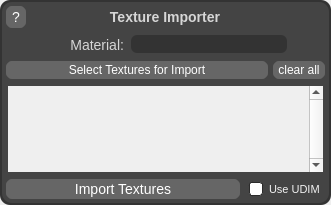
Old version of the form QtDesigner/textureImporter.ui in the repository AnthonyCuse/QuickMaterials.
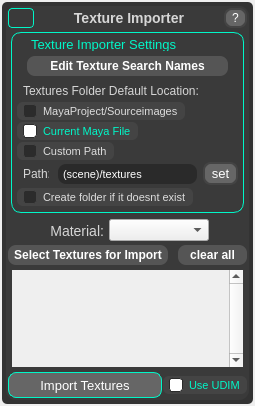
New version of the form. Icons and pictures are not drawn.

Commit message: Remove create_test_shaders.py and update icons and UI components. The shader generation script has been deleted, and various UI elements in quickMaterials.ui and quickMaterialsSettings.ui have been adjusted for improved usability. New icons have been added to enhance the visual interface, while deprecated files have been removed to streamline the project structure.

The edit to the form file:
```diff
--- a/QtDesigner/textureImporter.ui
+++ b/QtDesigner/textureImporter.ui
@@ -6,8 +6,8 @@
    <rect>
     <x>0</x>
     <y>0</y>
-    <width>331</width>
-    <height>205</height>
+    <width>255</width>
+    <height>406</height>
    </rect>
   </property>
   <property name="windowTitle">
@@ -26,10 +26,7 @@
    <property name="bottomMargin">
     <number>0</number>
    </property>
-   <property name="spacing">
-    <number>0</number>
-   </property>
-   <item row="0" column="0">
+   <item>
     <widget class="QFrame" name="mainUIFrame">
      <property name="sizePolicy">
       <sizepolicy hsizetype="Expanding" vsizetype="MinimumExpanding">
@@ -57,9 +54,9 @@
     /* border-style: solid;  /* Border style can be solid, dashed, dotted, etc. */ 
 
     /* Padding and Margin */
-    padding: 0px;  /* Inner space between the frame content and its border */ 
-    margin: 0px;  /* Outer space around the frame */ 
-    border-radius: 10px;  /* Rounded corners */
+    padding: 2px;  /* Inner space between the frame content and its border */ 
+    margin: 2px;  /* Outer space around the frame */ 
+    border-radius: 5px;  /* Rounded corners */
     
     /* Font */
     /*font-family: Arial, Helvetica, sans-serif;  /* Font family */
@@ -113,7 +110,7 @@
         <property name="styleSheet">
          <string notr="true">QFrame {
     /* Background */
-    background-color:#444444;  /* Dark grey background color */ 
+    background-color:#3a3a3a;  /* Dark grey background color */ 
     /* background-image: url('background.png');  /* Optional background image */ 
     /* background-repeat: no-repeat;  /* Prevents the background image from repeating */ 
     /* background-position: center;  /* Centers the background image */ 
@@ -178,41 +175,75 @@
          <item>
           <layout class="QHBoxLayout" name="horizontalLayout">
            <item>
-            <widget class="QPushButton" name="textureImporterHowToUse">
+            <widget class="QPushButton" name="textureImporterSettingsButton">
              <property name="sizePolicy">
-              <sizepolicy hsizetype="Fixed" vsizetype="Fixed">
+              <sizepolicy hsizetype="Minimum" vsizetype="Minimum">
                <horstretch>0</horstretch>
                <verstretch>0</verstretch>
               </sizepolicy>
              </property>
+             <property name="minimumSize">
+              <size>
+               <width>15</width>
+               <height>0</height>
+              </size>
+             </property>
+             <property name="font">
+              <font>
+               <family>Segoe UI</family>
+               <pointsize>-1</pointsize>
+              </font>
+             </property>
              <property name="styleSheet">
               <string notr="true">QPushButton {
     font-family: 'Segoe UI';  /* Sets the font to Segoe UI */
-    font-size: 14px;  /* Adjust the font size as needed */
-    color: #ffffff;  /* White text color */
-    background-color: #666666;  /* Dark background color */
-    border: 2px solid #444444;  /* Optional border with dark grey color */
-    border-radius: 8px;  /* Rounded corners */
-    padding: 1px 6px;  /* Padding around the text */
-	height: 20px
+    font-size: 12px;  /* Adjust the font size as needed */
+    color: #999999;  /* Faded grey text when unchecked */
+    background-color: transparent;  /* Transparent background */
+    border: 1px transparent;  /* Optional white border on hover when checked */
+    border-radius: 4px;
+    padding: 1px -4px;  /* Small padding to center icon */
+    margin: 0px;
+    qproperty-iconSize: 20px 15px;  /* Make icon larger */
+    image: url(&quot;:/icons/settings_icon.png&quot;); /* Default icon */
 }
 
+QPushButton:checked {
+    border: 1px solid #00f7c8;  /* Optional white border on hover when checked */
+    image: url(&quot;:/icons/settings_icon_checked.png&quot;);
+}
+
+/* Hover keeps normal icon, optional glow or border */
+QPushButton:checked:pressed {
+    border: 2px solid #00f7c8;  /* Optional white border on hover when checked */
+    image: url(&quot;:/icons/settings_icon_checked.png&quot;);
+}
+
+/* Hover keeps normal icon, optional glow or border */
 QPushButton:hover {
     background-color: #888888;  /* Slightly lighter background on hover */
 }
 
+
+/* Pressed version of the icon */
 QPushButton:pressed {
     background-color: #1a1a1a;  /* Darker background when pressed */
 }
-QPushButton:disabled {
-    color: #cccccc;  /* Light grey text color to indicate disabled */
-    border: 1px solid #555555;  /* Optional border with dark grey color */
-    background-color: #4a4a4a;  /* Lighter grey background color for disabled state */
-    color: #666666;  /* White text color */
-}</string>
+
+
+QPushButton:hover:checked {
+    border: 1px solid #00f7c8;  /* Optional white border on hover when checked */
+}
+</string>
              </property>
              <property name="text">
-              <string>?</string>
+              <string/>
+             </property>
+             <property name="checkable">
+              <bool>true</bool>
+             </property>
+             <property name="checked">
+              <bool>true</bool>
              </property>
             </widget>
            </item>
@@ -267,23 +298,827 @@
             </widget>
            </item>
            <item>
-            <spacer name="horizontalSpacer">
-             <property name="orientation">
-              <enum>Qt::Horizontal</enum>
+            <widget class="QPushButton" name="textureImporterHowToUse">
+             <property name="sizePolicy">
+              <sizepolicy hsizetype="Fixed" vsizetype="Fixed">
+               <horstretch>0</horstretch>
+               <verstretch>0</verstretch>
+              </sizepolicy>
              </property>
-             <property name="sizeType">
-              <enum>QSizePolicy::Minimum</enum>
+             <property name="styleSheet">
+              <string notr="true">QPushButton {
+    font-family: 'Segoe UI';  /* Sets the font to Segoe UI */
+    font-size: 12px;  /* Adjust the font size as needed */
+    color: #ffffff;  /* White text color */
+    background-color: #666666;  /* Dark background color */
+    border: 2px solid #444444;  /* Optional border with dark grey color */
+    border-radius: 8px;  /* Rounded corners */
+    padding: 1px 6px;  /* Padding around the text */
+}
+
+QPushButton:hover {
+    background-color: #888888;  /* Slightly lighter background on hover */
+}
+
+QPushButton:pressed {
+    background-color: #1a1a1a;  /* Darker background when pressed */
+}
+QPushButton:disabled {
+    color: #cccccc;  /* Light grey text color to indicate disabled */
+    border: 1px solid #555555;  /* Optional border with dark grey color */
+    background-color: #4a4a4a;  /* Lighter grey background color for disabled state */
+    color: #666666;  /* White text color */
+}</string>
              </property>
-             <property name="sizeHint" stdset="0">
-              <size>
-               <width>26</width>
-               <height>0</height>
-              </size>
+             <property name="text">
+              <string>?</string>
              </property>
-            </spacer>
+            </widget>
            </item>
           </layout>
          </item>
+         <item>
+          <widget class="QFrame" name="textureImporterSettingsFrame">
+           <property name="sizePolicy">
+            <sizepolicy hsizetype="MinimumExpanding" vsizetype="Fixed">
+             <horstretch>0</horstretch>
+             <verstretch>0</verstretch>
+            </sizepolicy>
+           </property>
+           <property name="styleSheet">
+            <string notr="true">QFrame {
+    /* Background */
+    background-color:#3a3a3a;  /* Dark grey background color */ 
+    /* background-image: url('background.png');  /* Optional background image */ 
+    /* background-repeat: no-repeat;  /* Prevents the background image from repeating */ 
+    /* background-position: center;  /* Centers the background image */ 
+
+    /* Border */
+	border: 1px solid #00f7c8;  /* Solid border with color and thickness */ 
+    border-radius: 10px;  /* Rounded corners with 10px radius */ 
+    /* border-style: solid;  /* Border style can be solid, dashed, dotted, etc. */ 
+
+    /* Padding and Margin */
+    padding: 5px;  /* Inner space between the frame content and its border */ 
+    margin: 3px;  /* Outer space around the frame */ 
+    border-radius: 10px;  /* Rounded corners */
+    
+    /* Font */
+    /*font-family: Arial, Helvetica, sans-serif;  /* Font family */
+    /*font-size: 14px;  /* Font size */
+    /*font-weight: bold;  /* Font weight: normal, bold, bolder, lighter, or numeric values */
+    /*font-style: italic;  /* Font style: normal, italic, or oblique */
+   color: #ffffff;  /* Text color */
+    /*text-align: center;  /* Text alignment: left, right, center, justify */
+    /*text-decoration: underline;  /* Text decoration: underline, overline, line-through, none */
+    /*letter-spacing: 1px;  /* Spacing between letters */
+    
+    /* Shadow */
+    /*box-shadow: 2px 2px 5px #1a1a1a;  /* Adds a shadow with x-offset, y-offset, blur radius, and color */
+    
+    /* Gradient Background (Optional) */
+    /*background-color: qlineargradient(spread:pad, x1:0, y1:0, x2:1, y2:1, stop:0 #3e3e3e, stop:1 #2b2b2b);  /* Linear gradient */
+    /*background-color: qradialgradient(cx:0.5, cy:0.5, radius:0.5, fx:0.5, fy:0.5, stop:0 #4a4a4a, stop:1 #2b2b2b);  /* Radial gradient */
+    
+    /* Opacity */
+    /*opacity: 0.9;  /* Transparency: 0.0 (fully transparent) to 1.0 (fully opaque) */
+    
+    /* Cursor */
+    /*cursor: pointer;  /* Changes the cursor to a pointer when hovering */
+}
+</string>
+           </property>
+           <property name="frameShape">
+            <enum>QFrame::StyledPanel</enum>
+           </property>
+           <property name="frameShadow">
+            <enum>QFrame::Raised</enum>
+           </property>
+           <layout class="QVBoxLayout" name="verticalLayout_5">
+            <property name="spacing">
+             <number>0</number>
+            </property>
+            <property name="leftMargin">
+             <number>0</number>
+            </property>
+            <property name="topMargin">
+             <number>0</number>
+            </property>
+            <property name="rightMargin">
+             <number>0</number>
+            </property>
+            <property name="bottomMargin">
+             <number>0</number>
+            </property>
+            <item>
+             <widget class="QLabel" name="materialCreatorTitleLabel_5">
+              <property name="sizePolicy">
+               <sizepolicy hsizetype="Preferred" vsizetype="Preferred">
+                <horstretch>0</horstretch>
+                <verstretch>0</verstretch>
+               </sizepolicy>
+              </property>
+              <property name="minimumSize">
+               <size>
+                <width>0</width>
+                <height>0</height>
+               </size>
+              </property>
+              <property name="baseSize">
+               <size>
+                <width>0</width>
+                <height>0</height>
+               </size>
+              </property>
+              <property name="font">
+               <font>
+                <family>Segoe UI</family>
+                <pointsize>-1</pointsize>
+               </font>
+              </property>
+              <property name="styleSheet">
+               <string notr="true">QLabel {
+    font-family: 'Segoe UI';  /* Sets the font to Segoe UI */
+    font-size: 13px;  /* Adjust the font size as needed */
+    font-weight: italic;  /* Makes the text bold */
+    color: #00f7c8;  /* White text color */
+    /*background-color: #555555;  /* Dark background color */
+    border: 0px solid #555555;  /* Optional border with dark grey color */
+    border-radius: 8px;  /* Rounded corners */
+    padding: -5px 0px -3px 8px;  /* Added left padding */
+
+}
+
+QPushButton:hover {
+    background-color: #666666;  /* Slightly lighter background on hover */
+}
+
+QPushButton:pressed {
+    background-color: #1a1a1a;  /* Darker background when pressed */
+}
+QPushButton:disabled {
+    color: #cccccc;  /* Light grey text color to indicate disabled */
+    border: 1px solid #555555;  /* Optional border with dark grey color */
+    background-color: #4a4a4a;  /* Lighter grey background color for disabled state */
+    color: #666666;  /* White text color */
+}</string>
+              </property>
+              <property name="text">
+               <string>Texture Importer Settings</string>
+              </property>
+              <property name="alignment">
+               <set>Qt::AlignLeading|Qt::AlignLeft|Qt::AlignVCenter</set>
+              </property>
+             </widget>
+            </item>
+            <item>
+             <layout class="QHBoxLayout" name="autoSetLayout_2">
+              <property name="spacing">
+               <number>0</number>
+              </property>
+              <property name="sizeConstraint">
+               <enum>QLayout::SetMinimumSize</enum>
+              </property>
+              <property name="topMargin">
+               <number>5</number>
+              </property>
+              <property name="bottomMargin">
+               <number>5</number>
+              </property>
+              <item>
+               <spacer name="horizontalSpacer">
+                <property name="orientation">
+                 <enum>Qt::Horizontal</enum>
+                </property>
+                <property name="sizeType">
+                 <enum>QSizePolicy::Fixed</enum>
+                </property>
+                <property name="sizeHint" stdset="0">
+                 <size>
+                  <width>10</width>
+                  <height>20</height>
+                 </size>
+                </property>
+               </spacer>
+              </item>
+              <item>
+               <widget class="QPushButton" name="editTextureSearchNamesButton">
+                <property name="sizePolicy">
+                 <sizepolicy hsizetype="Minimum" vsizetype="Fixed">
+                  <horstretch>0</horstretch>
+                  <verstretch>0</verstretch>
+                 </sizepolicy>
+                </property>
+                <property name="font">
+                 <font>
+                  <family>Segoe UI</family>
+                  <pointsize>-1</pointsize>
+                  <weight>75</weight>
+                  <bold>true</bold>
+                 </font>
+                </property>
+                <property name="styleSheet">
+                 <string notr="true">QPushButton {
+    font-family: 'Segoe UI';  /* Sets the font to Segoe UI */
+    font-size: 12px;  /* Adjust the font size as needed */
+    font-weight: bold;  /* Makes the text bold */
+    color: #ffffff;  /* White text color */
+    background-color: #555555;  /* Dark background color */
+    border: 0px solid #444444;  /* Optional border with dark grey color */
+    border-radius: 8px;  /* Rounded corners */
+    padding: 3px 6px;  /* Padding around the text */
+}
+
+QPushButton:hover {
+    background-color: #666666;  /* Slightly lighter background on hover */
+}
+
+QPushButton:pressed {
+    background-color: #444444;  /* Darker background when pressed */
+}
+QPushButton:disabled {
+    color: #cccccc;  /* Light grey text color to indicate disabled */
+    border: 1px solid #555555;  /* Optional border with dark grey color */
+    background-color: #4a4a4a;  /* Lighter grey background color for disabled state */
+    color: #666666;  /* White text color */
+}</string>
+                </property>
+                <property name="text">
+                 <string>Edit Texture Search Names</string>
+                </property>
+               </widget>
+              </item>
+              <item>
+               <spacer name="horizontalSpacer_2">
+                <property name="orientation">
+                 <enum>Qt::Horizontal</enum>
+                </property>
+                <property name="sizeType">
+                 <enum>QSizePolicy::Fixed</enum>
+                </property>
+                <property name="sizeHint" stdset="0">
+                 <size>
+                  <width>10</width>
+                  <height>20</height>
+                 </size>
+                </property>
+               </spacer>
+              </item>
+             </layout>
+            </item>
+            <item>
+             <layout class="QVBoxLayout" name="verticalLayout_7">
+              <property name="spacing">
+               <number>0</number>
+              </property>
+              <item>
+               <widget class="QLabel" name="textureImporterTitleLabel_3">
+                <property name="font">
+                 <font>
+                  <family>Segoe UI</family>
+                  <pointsize>-1</pointsize>
+                 </font>
+                </property>
+                <property name="styleSheet">
+                 <string notr="true">QLabel {
+    font-family: 'Segoe UI';  /* Sets the font to Segoe UI */
+    font-size: 12px;  /* Adjust the font size as needed */
+    color: #d6d6d6;  /* White text color */
+    /*background-color: #555555;  /* Dark background color */
+    border: 0px solid #555555;  /* Optional border with dark grey color */
+    border-radius: 8px;  /* Rounded corners */
+    padding: 0px 0px;  /* Padding around the text */
+}
+
+QPushButton:hover {
+    background-color: #666666;  /* Slightly lighter background on hover */
+}
+
+QPushButton:pressed {
+    background-color: #1a1a1a;  /* Darker background when pressed */
+}
+QPushButton:disabled {
+    color: #cccccc;  /* Light grey text color to indicate disabled */
+    border: 1px solid #555555;  /* Optional border with dark grey color */
+    background-color: #4a4a4a;  /* Lighter grey background color for disabled state */
+    color: #666666;  /* White text color */
+}</string>
+                </property>
+                <property name="text">
+                 <string>Textures Folder Default Location:</string>
+                </property>
+                <property name="alignment">
+                 <set>Qt::AlignLeading|Qt::AlignLeft|Qt::AlignVCenter</set>
+                </property>
+               </widget>
+              </item>
+              <item>
+               <widget class="QCheckBox" name="textureSearchMayaSourceimagesCheckbox">
+                <property name="enabled">
+                 <bool>true</bool>
+                </property>
+                <property name="sizePolicy">
+                 <sizepolicy hsizetype="Fixed" vsizetype="Fixed">
+                  <horstretch>0</horstretch>
+                  <verstretch>0</verstretch>
+                 </sizepolicy>
+                </property>
+                <property name="styleSheet">
+                 <string notr="true">QCheckBox {
+    font-family: 'Segoe UI';
+    font-size: 11px;              /* Slightly smaller text */
+    color: #dddddd;               /* Neutral text when unchecked */
+    background-color: #444444;
+    border: none;
+    border-radius: 6px;           /* Softer, smaller rounding */
+    padding: 2px 6px;             /* Less padding = tighter fit */
+    margin: 1px 0;                /* Small vertical margin */
+}
+
+QCheckBox:checked {
+    color: #00f7c8;               /* Highlight color only when checked */
+}
+
+
+QCheckBox::indicator {
+    width: 12px;                  /* Smaller checkbox */
+    height: 12px;
+    border: 1px solid #444444;
+    border-radius: 3px;
+    background-color: #2b2b2b;
+}
+
+QCheckBox::indicator:checked {
+    background-color: #ffffff;
+    border: 1px solid #2b2b2b;
+}
+
+QCheckBox::indicator:unchecked {
+    background-color: #2b2b2b;
+    border: 1px solid #444444;
+}
+
+QCheckBox::indicator:checked:hover,
+QCheckBox::indicator:unchecked:hover {
+    border: 1px solid #ffffff;
+}
+
+QCheckBox::indicator:checked:pressed,
+QCheckBox::indicator:unchecked:pressed {
+    background-color: #ffffff;
+    border: 1px solid #ffffff;
+}
+
+/* Disabled state */
+QCheckBox:disabled {
+    color: #666666;
+    background-color: #3a3a3a;
+    border-radius: 6px;
+    padding: 2px 6px;
+}
+</string>
+                </property>
+                <property name="text">
+                 <string>MayaProject/Sourceimages</string>
+                </property>
+                <property name="checked">
+                 <bool>false</bool>
+                </property>
+               </widget>
+              </item>
+              <item>
+               <widget class="QCheckBox" name="textureSearchMayaFileCheckbox">
+                <property name="enabled">
+                 <bool>true</bool>
+                </property>
+                <property name="sizePolicy">
+                 <sizepolicy hsizetype="Fixed" vsizetype="Fixed">
+                  <horstretch>0</horstretch>
+                  <verstretch>0</verstretch>
+                 </sizepolicy>
+                </property>
+                <property name="styleSheet">
+                 <string notr="true">QCheckBox {
+    font-family: 'Segoe UI';
+    font-size: 11px;              /* Slightly smaller text */
+    color: #dddddd;               /* Neutral text when unchecked */
+    background-color: #444444;
+    border: none;
+    border-radius: 6px;           /* Softer, smaller rounding */
+    padding: 2px 6px;             /* Less padding = tighter fit */
+    margin: 1px 0;                /* Small vertical margin */
+}
+
+QCheckBox:checked {
+    color: #00f7c8;               /* Highlight color only when checked */
+}
+
+
+QCheckBox::indicator {
+    width: 12px;                  /* Smaller checkbox */
+    height: 12px;
+    border: 1px solid #444444;
+    border-radius: 3px;
+    background-color: #2b2b2b;
+}
+
+QCheckBox::indicator:checked {
+    background-color: #ffffff;
+    border: 1px solid #2b2b2b;
+}
+
+QCheckBox::indicator:unchecked {
+    background-color: #2b2b2b;
+    border: 1px solid #444444;
+}
+
+QCheckBox::indicator:checked:hover,
+QCheckBox::indicator:unchecked:hover {
+    border: 1px solid #ffffff;
+}
+
+QCheckBox::indicator:checked:pressed,
+QCheckBox::indicator:unchecked:pressed {
+    background-color: #ffffff;
+    border: 1px solid #ffffff;
+}
+
+/* Disabled state */
+QCheckBox:disabled {
+    color: #666666;
+    background-color: #3a3a3a;
+    border-radius: 6px;
+    padding: 2px 6px;
+}
+</string>
+                </property>
+                <property name="text">
+                 <string>Current Maya File</string>
+                </property>
+                <property name="checked">
+                 <bool>true</bool>
+                </property>
+               </widget>
+              </item>
+              <item>
+               <widget class="QCheckBox" name="textureSearchCustomPathCheckbox">
+                <property name="enabled">
+                 <bool>true</bool>
+                </property>
+                <property name="sizePolicy">
+                 <sizepolicy hsizetype="Fixed" vsizetype="Fixed">
+                  <horstretch>0</horstretch>
+                  <verstretch>0</verstretch>
+                 </sizepolicy>
+                </property>
+                <property name="styleSheet">
+                 <string notr="true">QCheckBox {
+    font-family: 'Segoe UI';
+    font-size: 11px;              /* Slightly smaller text */
+    color: #dddddd;               /* Neutral text when unchecked */
+    background-color: #444444;
+    border: none;
+    border-radius: 6px;           /* Softer, smaller rounding */
+    padding: 2px 6px;             /* Less padding = tighter fit */
+    margin: 1px 0;                /* Small vertical margin */
+}
+
+QCheckBox:checked {
+    color: #00f7c8;               /* Highlight color only when checked */
+}
+
+
+QCheckBox::indicator {
+    width: 12px;                  /* Smaller checkbox */
+    height: 12px;
+    border: 1px solid #444444;
+    border-radius: 3px;
+    background-color: #2b2b2b;
+}
+
+QCheckBox::indicator:checked {
+    background-color: #ffffff;
+    border: 1px solid #2b2b2b;
+}
+
+QCheckBox::indicator:unchecked {
+    background-color: #2b2b2b;
+    border: 1px solid #444444;
+}
+
+QCheckBox::indicator:checked:hover,
+QCheckBox::indicator:unchecked:hover {
+    border: 1px solid #ffffff;
+}
+
+QCheckBox::indicator:checked:pressed,
+QCheckBox::indicator:unchecked:pressed {
+    background-color: #ffffff;
+    border: 1px solid #ffffff;
+}
+
+/* Disabled state */
+QCheckBox:disabled {
+    color: #666666;
+    background-color: #3a3a3a;
+    border-radius: 6px;
+    padding: 2px 6px;
+}
+</string>
+                </property>
+                <property name="text">
+                 <string>Custom Path</string>
+                </property>
+                <property name="checked">
+                 <bool>false</bool>
+                </property>
+               </widget>
+              </item>
+              <item>
+               <layout class="QHBoxLayout" name="horizontalLayout_3">
+                <property name="spacing">
+                 <number>6</number>
+                </property>
+                <property name="sizeConstraint">
+                 <enum>QLayout::SetDefaultConstraint</enum>
+                </property>
+                <item>
+                 <widget class="QLabel" name="customSearchFolderPathLabel">
+                  <property name="enabled">
+                   <bool>true</bool>
+                  </property>
+                  <property name="sizePolicy">
+                   <sizepolicy hsizetype="Minimum" vsizetype="Preferred">
+                    <horstretch>0</horstretch>
+                    <verstretch>0</verstretch>
+                   </sizepolicy>
+                  </property>
+                  <property name="minimumSize">
+                   <size>
+                    <width>0</width>
+                    <height>0</height>
+                   </size>
+                  </property>
+                  <property name="maximumSize">
+                   <size>
+                    <width>35</width>
+                    <height>16777215</height>
+                   </size>
+                  </property>
+                  <property name="font">
+                   <font>
+                    <family>Segoe UI</family>
+                    <pointsize>-1</pointsize>
+                   </font>
+                  </property>
+                  <property name="styleSheet">
+                   <string notr="true">QLabel {
+    font-family: 'Segoe UI';  /* Sets the font to Segoe UI */
+    font-size: 12px;  /* Adjust the font size as needed */
+    color: #d6d6d6;  /* White text color */
+    /*background-color: #555555;  /* Dark background color */
+    border: 0px solid #555555;  /* Optional border with dark grey color */
+    border-radius: 8px;  /* Rounded corners */
+    padding: 0px 0px;  /* Padding around the text */
+}
+
+QLabel:disabled {
+    color: #555555;  /* White text color */
+}
+
+QPushButton:hover {
+    background-color: #666666;  /* Slightly lighter background on hover */
+}
+
+QPushButton:pressed {
+    background-color: #1a1a1a;  /* Darker background when pressed */
+}
+QPushButton:disabled {
+    color: #cccccc;  /* Light grey text color to indicate disabled */
+    border: 1px solid #555555;  /* Optional border with dark grey color */
+    background-color: #4a4a4a;  /* Lighter grey background color for disabled state */
+    color: #666666;  /* White text color */
+}</string>
+                  </property>
+                  <property name="text">
+                   <string>Path:</string>
+                  </property>
+                  <property name="alignment">
+                   <set>Qt::AlignBottom|Qt::AlignLeading|Qt::AlignLeft</set>
+                  </property>
+                 </widget>
+                </item>
+                <item>
+                 <widget class="QLineEdit" name="textureSearchCustomPathLineEdit">
+                  <property name="enabled">
+                   <bool>true</bool>
+                  </property>
+                  <property name="sizePolicy">
+                   <sizepolicy hsizetype="Expanding" vsizetype="Fixed">
+                    <horstretch>0</horstretch>
+                    <verstretch>0</verstretch>
+                   </sizepolicy>
+                  </property>
+                  <property name="toolTip">
+                   <string>&lt;html&gt;&lt;head/&gt;&lt;body&gt;&lt;p&gt;Custom texture search path with dynamic key substitution.&lt;/p&gt;&lt;p&gt;&lt;br/&gt;&lt;/p&gt;&lt;p&gt;Available keys:&lt;/p&gt;&lt;p&gt;• (scene) - Current Maya file folder&lt;/p&gt;&lt;p&gt;• (project) - Current Maya project folder&lt;/p&gt;&lt;p&gt;&lt;br/&gt;&lt;/p&gt;&lt;p&gt;Add any path after the key:&lt;/p&gt;&lt;p&gt;• (scene)/textures&lt;/p&gt;&lt;p&gt;• (scene)/assets/textures&lt;/p&gt;&lt;p&gt;• (project)/sourceimages&lt;/p&gt;&lt;p&gt;• (project)/sourceimages/materials&lt;/p&gt;&lt;/body&gt;&lt;/html&gt;</string>
+                  </property>
+                  <property name="styleSheet">
+                   <string notr="true">QLineEdit {
+    font-family: 'Segoe UI';
+    font-size: 11px;
+    color: #ffffff;
+    background-color: #2a2a2a;  /* Retaining the original background color */
+    border: 0px solid #444444;
+    border-radius: 8px;
+    padding: 2px 3px;
+}
+
+QLineEdit:hover {
+    background-color: #222222;
+}
+
+QLineEdit:focus {
+    border: 0px solid #555555;
+    background-color: #44444;
+}
+
+QLabel {
+    font-family: 'Segoe UI';
+    font-size: 14px;  /* Same larger font size as QLineEdit */
+    color: #ffffff;
+    background-color: #444444;  /* Matching background color */
+    border: 2px solid #444444;
+    border-radius: 8px;
+    padding: 4px 5px;
+}
+
+QLabel:hover {
+    background-color: #f5f5f5;
+}
+
+/* make disabled line edits look greyed-out */
+QLineEdit:disabled {
+    color: #777777;
+    background-color: #444444;
+    border: 0px solid #666666;
+}
+</string>
+                  </property>
+                  <property name="text">
+                   <string>(scene)/textures</string>
+                  </property>
+                  <property name="cursorPosition">
+                   <number>16</number>
+                  </property>
+                  <property name="alignment">
+                   <set>Qt::AlignLeading|Qt::AlignLeft|Qt::AlignVCenter</set>
+                  </property>
+                  <property name="placeholderText">
+                   <string>(scene)/textures</string>
+                  </property>
+                 </widget>
+                </item>
+                <item>
+                 <widget class="QPushButton" name="textureSearchCustomPathSetButton">
+                  <property name="enabled">
+                   <bool>true</bool>
+                  </property>
+                  <property name="sizePolicy">
+                   <sizepolicy hsizetype="Fixed" vsizetype="Fixed">
+                    <horstretch>0</horstretch>
+                    <verstretch>0</verstretch>
+                   </sizepolicy>
+                  </property>
+                  <property name="minimumSize">
+                   <size>
+                    <width>35</width>
+                    <height>0</height>
+                   </size>
+                  </property>
+                  <property name="maximumSize">
+                   <size>
+                    <width>100</width>
+                    <height>16777215</height>
+                   </size>
+                  </property>
+                  <property name="font">
+                   <font>
+                    <family>Segoe UI</family>
+                    <pointsize>-1</pointsize>
+                   </font>
+                  </property>
+                  <property name="styleSheet">
+                   <string notr="true">QPushButton {
+    font-family: 'Segoe UI';  /* Sets the font to Segoe UI */
+    font-size: 13px;  /* Adjust the font size as needed */
+    color: #ffffff;  /* White text color */
+    background-color: #666666;  /* Dark background color */
+    border: 2px solid #444444;  /* Optional border with dark grey color */
+    border-radius: 8px;  /* Rounded corners */
+    padding: 2px 0px;  /* Padding around the text */
+
+}
+
+QPushButton:hover {
+    background-color: #888888;  /* Slightly lighter background on hover */
+}
+
+QPushButton:pressed {
+    background-color: #1a1a1a;  /* Darker background when pressed */
+}
+QPushButton:disabled {
+    color: #cccccc;  /* Light grey text color to indicate disabled */
+    border: 0px solid #555555;  /* Optional border with dark grey color */
+    background-color: #4a4a4a;  /* Lighter grey background color for disabled state */
+    color: #666666;  /* White text color */
+}</string>
+                  </property>
+                  <property name="text">
+                   <string>set</string>
+                  </property>
+                 </widget>
+                </item>
+               </layout>
+              </item>
+              <item>
+               <widget class="QCheckBox" name="createIfDoesntExistCheckbox">
+                <property name="enabled">
+                 <bool>true</bool>
+                </property>
+                <property name="sizePolicy">
+                 <sizepolicy hsizetype="Fixed" vsizetype="Fixed">
+                  <horstretch>0</horstretch>
+                  <verstretch>0</verstretch>
+                 </sizepolicy>
+                </property>
+                <property name="styleSheet">
+                 <string notr="true">QCheckBox {
+    font-family: 'Segoe UI';
+    font-size: 11px;              /* Slightly smaller text */
+    color: #dddddd;               /* Neutral text when unchecked */
+    background-color: #444444;
+    border: none;
+    border-radius: 6px;           /* Softer, smaller rounding */
+    padding: 2px 6px;             /* Less padding = tighter fit */
+    margin: 1px 0;                /* Small vertical margin */
+}
+
+QCheckBox:checked {
+    color: #00f7c8;               /* Highlight color only when checked */
+}
+
+
+QCheckBox::indicator {
+    width: 12px;                  /* Smaller checkbox */
+    height: 12px;
+    border: 1px solid #444444;
+    border-radius: 3px;
+    background-color: #2b2b2b;
+}
+
+QCheckBox::indicator:checked {
+    background-color: #ffffff;
+    border: 1px solid #2b2b2b;
+}
+
+QCheckBox::indicator:unchecked {
+    background-color: #2b2b2b;
+    border: 1px solid #444444;
+}
+
+QCheckBox::indicator:checked:hover,
+QCheckBox::indicator:unchecked:hover {
+    border: 1px solid #ffffff;
+}
+
+QCheckBox::indicator:checked:pressed,
+QCheckBox::indicator:unchecked:pressed {
+    background-color: #ffffff;
+    border: 1px solid #ffffff;
+}
+
+/* Disabled state */
+QCheckBox:disabled {
+    color: #666666;
+    background-color: #3a3a3a;
+    border-radius: 6px;
+    padding: 2px 6px;
+}
+</string>
+                </property>
+                <property name="text">
+                 <string>Create folder if it doesnt exist</string>
+                </property>
+                <property name="checked">
+                 <bool>false</bool>
+                </property>
+               </widget>
+              </item>
+             </layout>
+            </item>
+           </layout>
+          </widget>
+         </item>
          <item>
           <layout class="QHBoxLayout" name="materialNameLayout">
            <property name="spacing">
@@ -350,65 +1185,17 @@
            </item>
            <item>
             <widget class="QComboBox" name="materialComboBox">
+             <property name="sizePolicy">
+              <sizepolicy hsizetype="Minimum" vsizetype="Fixed">
+               <horstretch>0</horstretch>
+               <verstretch>0</verstretch>
+              </sizepolicy>
+             </property>
              <property name="toolTip">
               <string>&lt;html&gt;&lt;head/&gt;&lt;body&gt;&lt;p&gt;Material type to create new materials with. Settings are applied to appropriate attributes per material type.&lt;/p&gt;&lt;/body&gt;&lt;/html&gt;</string>
              </property>
              <property name="styleSheet">
-              <string notr="true">QComboBox {
-    font-family: 'Segoe UI';
-    font-size: 12px;
-    color: #ffffff;
-    background-color: #333333;  /* Matching background color with QPushButton */
-    border-radius: 6px;
-    padding: 1px 2px;  /* Top/Bottom = 2px, Left/Right = 10px */
-    padding-left: 10px;  /* Add more padding to the left for spacing */
-	margin: 2px 2px;
-}
-
-QComboBox:hover {
-    background-color: #222222;  /* Same hover effect as QPushButton */
-}
-
-QComboBox::drop-down {
-    subcontrol-origin: padding;
-    subcontrol-position: top right;
-    width: 14px;                   /* Match QDoubleSpinBox arrow width area */
-    border: none;
-    background: transparent;       /* Keep clean look */
-    margin-right: 0px;
-    padding: 0;
-}
-
-QComboBox::down-arrow {
-    image: url(&quot;:/icons/arrow_combo_box.png&quot;); 
-    width: 10px; 
-    height: 10px; 
-    margin: 0px 5px -2 0;         /* Matches QDoubleSpinBox arrow alignment */
-}
-
-/* Optional pressed / hover variants to match QDoubleSpinBox */
-QComboBox::down-arrow:pressed {
-    image: url(&quot;:/icons/arrow_combo_box.png&quot;);
-}
-
-QComboBox QAbstractItemView {
-    font-family: 'Segoe UI';
-    font-size: 14px;
-    color: #ffffff;
-    background-color: #262626;  /* Darker background for the drop-down menu */
-    border: 2px solid #666666;
-    border-radius: 4px;
-    selection-background-color: #5a5a5a;  /* Highlight selected item */
-    selection-color: #ffffff;
-    padding: 2px 10px;
-}
-
-QComboBox::disabled {
-    color: #cccccc;
-    border: 1px solid #555555;
-    background-color: #7a7a7a;
-}
-</string>
+              <string notr="true"/>
              </property>
              <property name="sizeAdjustPolicy">
               <enum>QComboBox::AdjustToContents</enum>
@@ -442,6 +1229,9 @@
          </item>
          <item>
           <layout class="QHBoxLayout" name="autoSetLayout">
+           <property name="spacing">
+            <number>10</number>
+           </property>
            <property name="sizeConstraint">
             <enum>QLayout::SetMinimumSize</enum>
            </property>
@@ -457,18 +1247,20 @@
               <font>
                <family>Segoe UI</family>
                <pointsize>-1</pointsize>
+               <weight>75</weight>
+               <bold>true</bold>
               </font>
              </property>
              <property name="styleSheet">
               <string notr="true">QPushButton {
     font-family: 'Segoe UI';  /* Sets the font to Segoe UI */
     font-size: 12px;  /* Adjust the font size as needed */
+    font-weight: bold;  /* Makes the text bold */
     color: #ffffff;  /* White text color */
-    background-color: #666666;  /* Dark background color */
-    border: 2px solid #444444;  /* Optional border with dark grey color */
+    background-color: #555555;  /* Dark background color */
+    border: 0px solid #444444;  /* Optional border with dark grey color */
     border-radius: 8px;  /* Rounded corners */
-    padding: 2px 5px;  /* Padding around the text */
-
+    padding: 3px 6px;  /* Padding around the text */
 }
 
 QPushButton:hover {
@@ -502,18 +1294,20 @@
               <font>
                <family>Segoe UI</family>
                <pointsize>-1</pointsize>
+               <weight>75</weight>
+               <bold>true</bold>
               </font>
              </property>
              <property name="styleSheet">
               <string notr="true">QPushButton {
     font-family: 'Segoe UI';  /* Sets the font to Segoe UI */
     font-size: 12px;  /* Adjust the font size as needed */
+    font-weight: bold;  /* Makes the text bold */
     color: #ffffff;  /* White text color */
-    background-color: #666666;  /* Dark background color */
-    border: 2px solid #444444;  /* Optional border with dark grey color */
+    background-color: #555555;  /* Dark background color */
+    border: 0px solid #444444;  /* Optional border with dark grey color */
     border-radius: 8px;  /* Rounded corners */
-    padding: 2px 5px;  /* Padding around the text */
-
+    padding: 3px 12px;  /* Padding around the text */
 }
 
 QPushButton:hover {
@@ -539,6 +1333,20 @@
          </item>
          <item>
           <widget class="QScrollArea" name="texturesScrollArea">
+           <property name="styleSheet">
+            <string notr="true">QScrollArea {
+    background-color: #333333;   /* Frame/background behind viewport */
+    border: none;
+}
+
+QScrollArea &gt; QWidget {
+    background-color: #333333;   /* The actual scrollable area */
+}
+
+QScrollArea &gt; QWidget &gt; QWidget {
+    background-color: #333333;   /* Some Qt versions require this extra level */
+}</string>
+           </property>
            <property name="verticalScrollBarPolicy">
             <enum>Qt::ScrollBarAlwaysOn</enum>
            </property>
@@ -550,7 +1358,7 @@
              <rect>
               <x>0</x>
               <y>0</y>
-              <width>298</width>
+              <width>214</width>
               <height>69</height>
              </rect>
             </property>
@@ -571,13 +1379,14 @@
              <property name="styleSheet">
               <string notr="true">QPushButton {
     font-family: 'Segoe UI';  /* Sets the font to Segoe UI */
-    font-size: 14px;  /* Adjust the font size as needed */
+    font-size: 13px;  /* Adjust the font size as needed */
     color: #ffffff;  /* White text color */
     background-color: #666666;  /* Dark background color */
-    border: 2px solid #444444;  /* Optional border with dark grey color */
+    border: 1px solid #00f7c8;  /* Optional border with dark grey color */
     border-radius: 8px;  /* Rounded corners */
     padding: 2px 5px;  /* Padding around the text */
-
+	height: 20px;
+	margin: 0, 0, 0, 0;
 }
 
 QPushButton:hover {
@@ -589,7 +1398,7 @@
 }
 QPushButton:disabled {
     color: #cccccc;  /* Light grey text color to indicate disabled */
-    border: 1px solid #555555;  /* Optional border with dark grey color */
+    border: 0px solid #555555;  /* Optional border with dark grey color */
     background-color: #4a4a4a;  /* Lighter grey background color for disabled state */
     color: #666666;  /* White text color */
 }</string>
@@ -614,7 +1423,7 @@
               <string notr="true">QCheckBox {
     font-family: 'Segoe UI';
     font-size: 11px;              /* Slightly smaller text */
-    color: #f2f2f2;
+    color: #dddddd;               /* Neutral text when unchecked */
     background-color: #444444;
     border: none;
     border-radius: 6px;           /* Softer, smaller rounding */
@@ -622,6 +1431,12 @@
     margin: 1px 0;                /* Small vertical margin */
 }
 
+QCheckBox:checked {
+    color: #00f7c8;               /* Highlight color only when checked */
+    font-weight: bold;            /* Make text bold when checked */
+}
+
+
 QCheckBox::indicator {
     width: 12px;                  /* Smaller checkbox */
     height: 12px;
```
Left out of the diff: 25 changed lines with no effect on the pictures. The commit also changes 42 other files.
